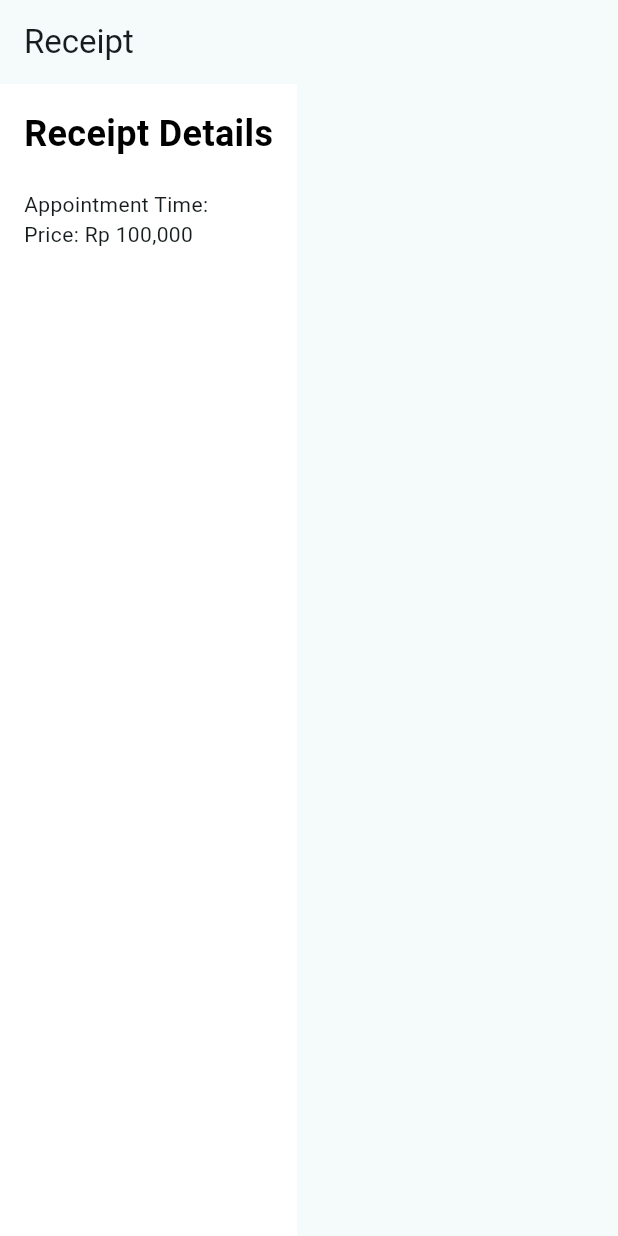
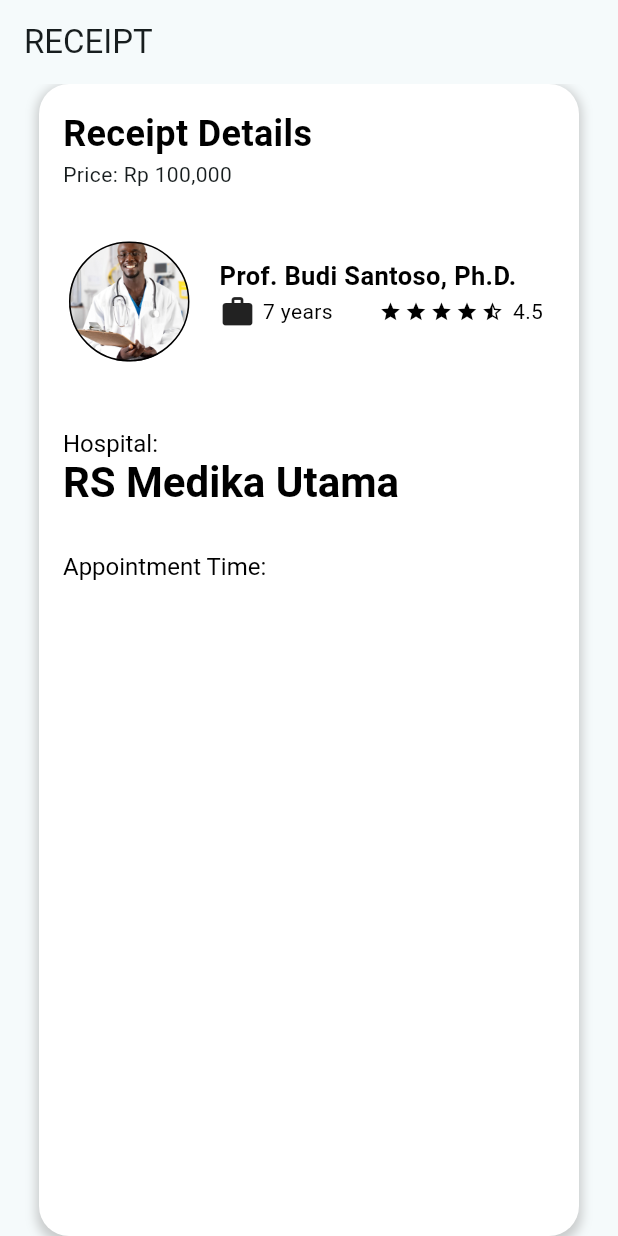
Before and after one commit to santanamnaa/easeneura, a Flutter app: the ReceiptScreen screen opened directly with empty values, on a phone screen of 412 x 824 dp. Run offline on Flutter 3.47's test engine with Material 3 defaults, Android fonts, the phone set to English and light mode, and no system bars; drawn by our look-alikes of flutter_rating_bar; our stand-ins replace flutter_spinkit, fluttertoast; Roboto replaces fonts that are missing (Nunito).

Commit message:
98% consultation

```diff
--- a/lib/widget_book/payment_screen.dart
+++ b/lib/widget_book/payment_screen.dart
@@ -216,7 +216,7 @@ class _AppointmentDetailsState extends State<AppointmentDetails> {
                           setState(() {
                             isLoading = true;
                           });
-                          Future.delayed(Duration(seconds: 2), () {
+                          Future.delayed(Duration(seconds: 1), () {
                             setState(() {
                               isLoading = false;
                             });
--- a/lib/widget_book/receipt_screen.dart
+++ b/lib/widget_book/receipt_screen.dart
@@ -1,5 +1,4 @@
 import 'package:ease_neura/widget_book/booking_screen.dart';
-
 import 'package:flutter/material.dart';
 
 class ReceiptScreen extends StatelessWidget {
@@ -11,11 +10,26 @@ class ReceiptScreen extends StatelessWidget {
   Widget build(BuildContext context) {
     return Scaffold(
       appBar: AppBar(
-        title: Text('Receipt'), // Ubah judul sesuai kebutuhan
+        title: Text('RECEIPT'), // Ubah judul sesuai kebutuhan
       ),
-      body: Container(
-        color: Colors.white, // Set warna latar belakang
+      body: Center(
+        child: Container(
+          width: 360,
+          height: 800, // Atur lebar Container sesuai kebutuhan
           padding: EdgeInsets.all(16.0),
+          decoration: BoxDecoration(
+            color: Colors.white, // Set warna latar belakang box
+            borderRadius:
+                BorderRadius.circular(20.0), // Tambahkan border radius
+            boxShadow: [
+              BoxShadow(
+                color: Colors.grey.withOpacity(0.5),
+                spreadRadius: 2,
+                blurRadius: 5,
+                offset: Offset(0, 3),
+              ),
+            ],
+          ),
           child: Column(
             crossAxisAlignment: CrossAxisAlignment.start,
             children: [
@@ -27,12 +41,63 @@ class ReceiptScreen extends StatelessWidget {
                   color: Colors.black,
                 ),
               ),
-            SizedBox(height: 20),
+              SizedBox(height: 0),
               // Tambahkan widget atau informasi lainnya sesuai kebutuhan
-            Text('Appointment Time: ${dataWaktu.selectedTime}'),
               Text('Price: Rp 100,000'), // Ganti dengan harga yang sesuai
               // Tambahkan informasi lainnya
+              SizedBox(height: 20.0),
+              Doctor(doctorName: 'Prof. Budi Santoso, Ph.D.'),
+              RichText(
+                text: TextSpan(
+                  text: 'Hospital: ',
+                  style: TextStyle(
+                    fontFamily: 'Nunito',
+                    fontStyle: FontStyle.normal,
+                    fontWeight: FontWeight.w400,
+                    fontSize: 16,
+                    color: Colors.black,
+                  ),
+                  children: [
+                    TextSpan(
+                      text: '\nRS Medika Utama',
+                      style: TextStyle(
+                        fontFamily: 'Nunito',
+                        fontStyle: FontStyle.normal,
+                        fontWeight: FontWeight.bold,
+                        fontSize: 28,
+                        color: Colors.black,
+                      ),
+                    ),
                   ],
+                ),
+              ),
+              SizedBox(height: 30.0),
+              RichText(
+                text: TextSpan(
+                  text: 'Appointment Time: ',
+                  style: TextStyle(
+                    fontFamily: 'Nunito',
+                    fontStyle: FontStyle.normal,
+                    fontWeight: FontWeight.w400,
+                    fontSize: 16,
+                    color: Colors.black,
+                  ),
+                  children: [
+                    TextSpan(
+                      text: '\n${dataWaktu.selectedTime}',
+                      style: TextStyle(
+                        fontFamily: 'Nunito',
+                        fontStyle: FontStyle.normal,
+                        fontWeight: FontWeight.bold,
+                        fontSize: 28,
+                        color: Colors.black,
+                      ),
+                    ),
+                  ],
+                ),
+              ),
+            ],
+          ),
         ),
       ),
     );
```
Lines whose indentation alone changed are shown as unchanged.
